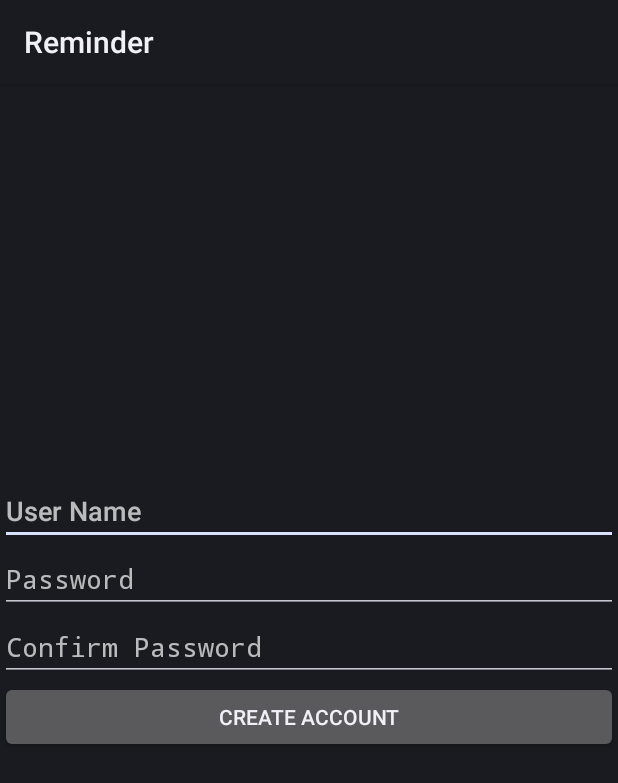
After one commit to mirandacj/Android-App-Project, an Android app: the SignUPActivity screen opened directly, with no data from a screen before it, on a phone screen of 412 x 824 dp. The commit adds this screen. Shown: the top 783 px of the screen. Run offline under Robolectric (Android 15) with nearby library versions, the phone set to English and light mode, and no system bars.

Commit message:
Pre-Iteration 3 Push
Features:
Login screen
Tests

```diff
--- /dev/null
+++ b/app/src/main/java/com/thecomputors/reminder/SignUPActivity.java
@@ -0,0 +1,83 @@
+package com.thecomputors.reminder;
+
+/**
+ * Created by Carl on 11/19/2015.
+ */
+
+        import android.app.Activity;
+        import android.content.Intent;
+        import android.os.Bundle;
+        import android.view.View;
+        import android.widget.Button;
+        import android.widget.EditText;
+        import android.widget.Toast;
+
+        import com.thecomputors.reminder.DisplayActivity;
+        import com.thecomputors.reminder.R;
+        import com.thecomputors.reminder.sqldb.LoginDataBaseAdapter;
+
+
+public class SignUPActivity extends Activity
+{
+    EditText editTextUserName,editTextPassword,editTextConfirmPassword;
+    Button btnCreateAccount;
+
+    LoginDataBaseAdapter loginDataBaseAdapter;
+    @Override
+    protected void onCreate(Bundle savedInstanceState)
+    {
+        super.onCreate(savedInstanceState);
+        setContentView(R.layout.signup);
+
+        // get Instance  of Database Adapter
+        loginDataBaseAdapter=new LoginDataBaseAdapter(this);
+        loginDataBaseAdapter=loginDataBaseAdapter.open();
+
+        // Get References of Views
+        editTextUserName=(EditText)findViewById(R.id.editTextUserName);
+        editTextPassword=(EditText)findViewById(R.id.editTextPassword);
+        editTextConfirmPassword=(EditText)findViewById(R.id.editTextConfirmPassword);
+
+        btnCreateAccount=(Button)findViewById(R.id.buttonCreateAccount);
+        btnCreateAccount.setOnClickListener(new View.OnClickListener() {
+
+            public void onClick(View v) {
+                // TODO Auto-generated method stub
+
+                String userName=editTextUserName.getText().toString();
+                String password=editTextPassword.getText().toString();
+                String confirmPassword=editTextConfirmPassword.getText().toString();
+
+                // check if any of the fields are vaccant
+                if(userName.equals("")||password.equals("")||confirmPassword.equals(""))
+                {
+                    Toast.makeText(getApplicationContext(), "Field Vaccant", Toast.LENGTH_LONG).show();
+                    return;
+                }
+                // check if both password matches
+                if(!password.equals(confirmPassword))
+                {
+                    Toast.makeText(getApplicationContext(), "Password does not match", Toast.LENGTH_LONG).show();
+                    return;
+                }
+                else
+                {
+                    // Save the Data in Database
+                    loginDataBaseAdapter.insertEntry(userName, password);
+                    Toast.makeText(getApplicationContext(), "Account Successfully Created ", Toast.LENGTH_LONG).show();
+                    Intent i = new Intent(getApplicationContext(), DisplayActivity.class);
+                    startActivity(i);
+                    finish();
+
+                }
+            }
+        });
+    }
+    @Override
+    protected void onDestroy() {
+        // TODO Auto-generated method stub
+        super.onDestroy();
+
+        loginDataBaseAdapter.close();
+    }
+}
--- a/app/src/main/java/com/thecomputors/reminder/sqldb/AlertTime.java
+++ b/app/src/main/java/com/thecomputors/reminder/sqldb/AlertTime.java
@@ -59,6 +59,7 @@ public class AlertTime extends AbstractModel {
 	/*
 		params: database, alertId, orderBy
 	 */
+
 	public static Cursor list(SQLiteDatabase db, String... args) {
 		String[] columns = {COL_ID, COL_AT};
 		String selection = "1 = 1";
--- /dev/null
+++ b/app/src/main/java/com/thecomputors/reminder/sqldb/DataBaseHelper.java
@@ -0,0 +1,44 @@
+package com.thecomputors.reminder.sqldb;
+
+/**
+ * Created by Carl on 11/19/2015.
+ */
+
+        import android.content.Context;
+        import android.database.sqlite.SQLiteDatabase;
+        import android.database.sqlite.SQLiteDatabase.CursorFactory;
+        import android.database.sqlite.SQLiteOpenHelper;
+        import android.util.Log;
+
+public class DataBaseHelper extends SQLiteOpenHelper
+{
+    public DataBaseHelper(Context context, String name,CursorFactory factory, int version)
+    {
+        super(context, name, factory, version);
+    }
+    // Called when no database exists in disk and the helper class needs
+    // to create a new one.
+    @Override
+    public void onCreate(SQLiteDatabase _db)
+    {
+        _db.execSQL(LoginDataBaseAdapter.DATABASE_CREATE);
+
+    }
+    // Called when there is a database version mismatch meaning that the version
+    // of the database on disk needs to be upgraded to the current version.
+    @Override
+    public void onUpgrade(SQLiteDatabase _db, int _oldVersion, int _newVersion)
+    {
+        // Log the version upgrade.
+        Log.w("TaskDBAdapter", "Upgrading from version " +_oldVersion + " to " +_newVersion + ", which will destroy all old data");
+
+        // Upgrade the existing database to conform to the new version. Multiple
+        // previous versions can be handled by comparing _oldVersion and _newVersion
+        // values.
+        // The simplest case is to drop the old table and create a new one.
+        _db.execSQL("DROP TABLE IF EXISTS " + "TEMPLATE");
+        // Create a new one.
+        onCreate(_db);
+    }
+
+}
--- /dev/null
+++ b/app/src/main/java/com/thecomputors/reminder/sqldb/LoginDataBaseAdapter.java
@@ -0,0 +1,91 @@
+package com.thecomputors.reminder.sqldb;
+
+/**
+ * Created by Carl on 11/19/2015.
+ */
+
+        import android.content.ContentValues;
+        import android.content.Context;
+        import android.database.Cursor;
+        import android.database.SQLException;
+        import android.database.sqlite.SQLiteDatabase;
+
+public class LoginDataBaseAdapter
+{
+    static final String DATABASE_NAME = "login.db";
+    static final int DATABASE_VERSION = 1;
+    public static final int NAME_COLUMN = 1;
+    // TODO: Create public field for each column in your table.
+    // SQL Statement to create a new database.
+    static final String DATABASE_CREATE = "create table "+"LOGIN"+
+            "( " +"ID"+" integer primary key autoincrement,"+ "USERNAME  text,PASSWORD text); ";
+    // Variable to hold the database instance
+    public  SQLiteDatabase db;
+    // Context of the application using the database.
+    private final Context context;
+    // Database open/upgrade helper
+    private DataBaseHelper dbHelper;
+    public  LoginDataBaseAdapter(Context _context)
+    {
+        context = _context;
+        dbHelper = new DataBaseHelper(context, DATABASE_NAME, null, DATABASE_VERSION);
+    }
+    public  LoginDataBaseAdapter open() throws SQLException
+    {
+        db = dbHelper.getWritableDatabase();
+        return this;
+    }
+    public void close()
+    {
+        db.close();
+    }
+
+    public  SQLiteDatabase getDatabaseInstance()
+    {
+        return db;
+    }
+
+    public void insertEntry(String userName,String password)
+    {
+        ContentValues newValues = new ContentValues();
+        // Assign values for each row.
+        newValues.put("USERNAME", userName);
+        newValues.put("PASSWORD",password);
+
+        // Insert the row into your table
+        db.insert("LOGIN", null, newValues);
+        ///Toast.makeText(context, "Reminder Is Successfully Saved", Toast.LENGTH_LONG).show();
+    }
+    public int deleteEntry(String UserName)
+    {
+        //String id=String.valueOf(ID);
+        String where="USERNAME=?";
+        int numberOFEntriesDeleted= db.delete("LOGIN", where, new String[]{UserName}) ;
+        // Toast.makeText(context, "Number fo Entry Deleted Successfully : "+numberOFEntriesDeleted, Toast.LENGTH_LONG).show();
+        return numberOFEntriesDeleted;
+    }
+    public String getSinlgeEntry(String userName)
+    {
+        Cursor cursor=db.query("LOGIN", null, " USERNAME=?", new String[]{userName}, null, null, null);
+        if(cursor.getCount()<1) // UserName Not Exist
+        {
+            cursor.close();
+            return "NOT EXIST";
+        }
+        cursor.moveToFirst();
+        String password= cursor.getString(cursor.getColumnIndex("PASSWORD"));
+        cursor.close();
+        return password;
+    }
+    public void  updateEntry(String userName,String password)
+    {
+        // Define the updated row content.
+        ContentValues updatedValues = new ContentValues();
+        // Assign values for each row.
+        updatedValues.put("USERNAME", userName);
+        updatedValues.put("PASSWORD",password);
+
+        String where="USERNAME = ?";
+        db.update("LOGIN",updatedValues, where, new String[]{userName});
+    }
+}
--- a/app/src/main/res/layout/add_reminder.xml
+++ b/app/src/main/res/layout/add_reminder.xml
@@ -59,6 +59,7 @@
             android:layout_height="wrap_content"
             android:gravity="right" >
             <ImageButton
+                android:id="@+id/btnSubmit"
                 android:layout_width="wrap_content"
                 android:layout_height="wrap_content"
                 android:background="@null"
--- /dev/null
+++ b/app/src/main/res/layout/signup.xml
@@ -0,0 +1,39 @@
+<?xml version="1.0" encoding="utf-8"?>
+<LinearLayout xmlns:android="http://schemas.android.com/apk/res/android"
+    android:layout_width="match_parent"
+    android:layout_height="match_parent"
+    android:orientation="vertical"
+    android:gravity="center_vertical" >
+
+    <EditText
+        android:id="@+id/editTextUserName"
+        android:hint="User Name"
+        android:layout_width="match_parent"
+        android:layout_height="wrap_content"
+        >
+
+        <requestFocus />
+    </EditText>
+
+    <EditText
+        android:id="@+id/editTextPassword"
+        android:layout_width="fill_parent"
+        android:layout_height="wrap_content"
+        android:hint="Password"
+        android:inputType="textPassword" />
+
+    <EditText
+        android:id="@+id/editTextConfirmPassword"
+        android:layout_width="fill_parent"
+        android:layout_height="wrap_content"
+        android:hint="Confirm Password"
+        android:inputType="textPassword" />
+
+    <Button
+        android:id="@+id/buttonCreateAccount"
+        android:layout_width="fill_parent"
+        android:layout_height="wrap_content"
+        android:text="Create Account"
+        android:layout_marginBottom="60dp" />
+
+</LinearLayout>
--- /dev/null
+++ b/guava-14.0.1/build.gradle
@@ -0,0 +1,2 @@
+configurations.create("default")
+artifacts.add("default", file('guava-14.0.1.jar'))
--- a/settings.gradle
+++ b/settings.gradle
@@ -1 +1 @@
-include ':app'
+include ':app', ':guava-14.0.1'
```
Also changed, not shown: app/build.gradle (+15 -2 lines), app/src/main/AndroidManifest.xml (+11 -2 lines), app/src/main/java/com/thecomputors/reminder/HomeActivity.java (added, +98 -0 lines), app/src/main/res/layout/login.xml (added, +30 -0 lines), app/src/main/res/layout/main.xml (added, +21 -0 lines), 8 other files.
